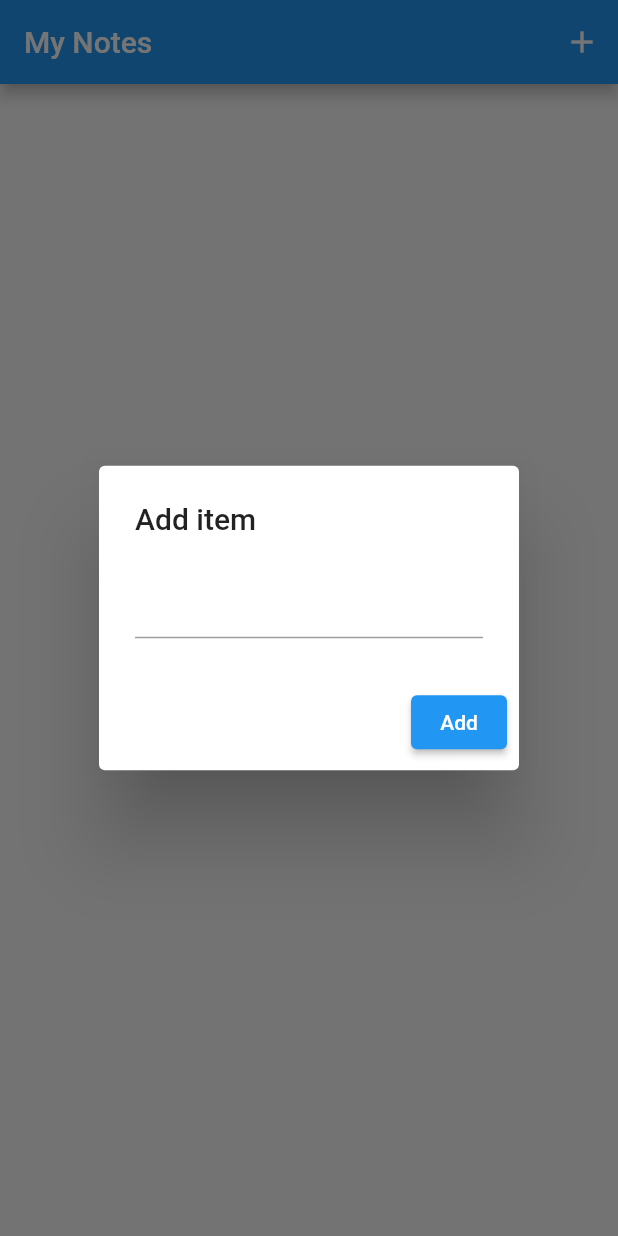
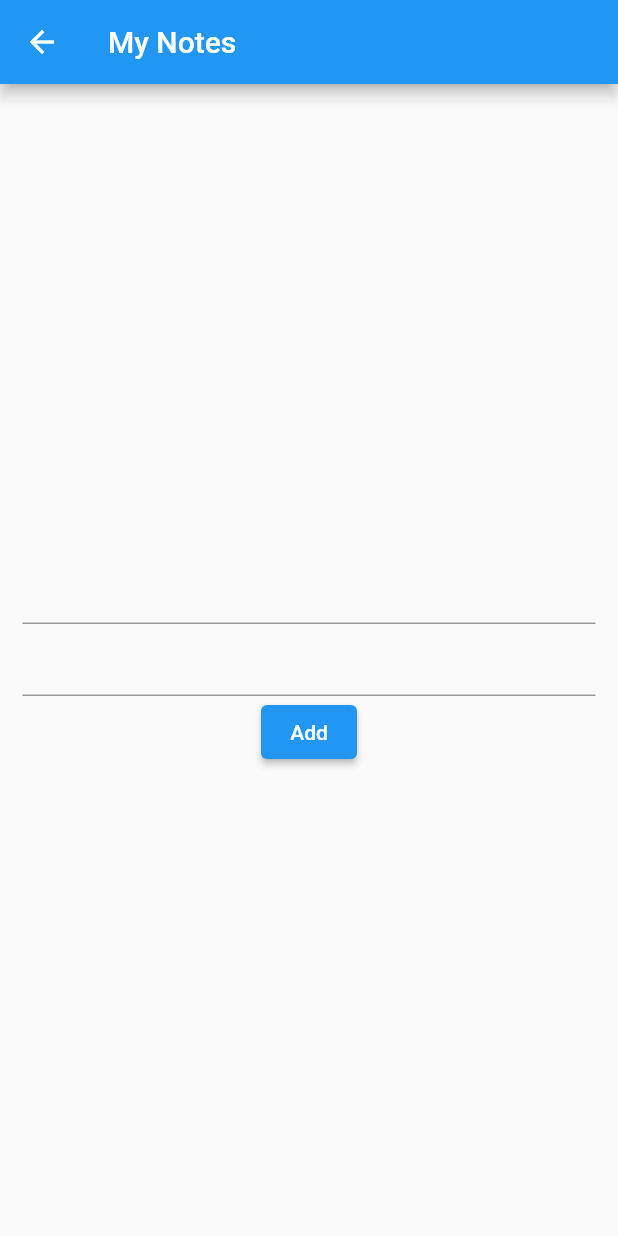
Before and after one commit to JosipTr/Flutter-MyNotes, a Flutter app: the screen it shows after launch, after a tap on the "add" icon, on a phone screen of 412 x 824 dp. Run offline on Flutter 3.47's test engine with Material 2 defaults, Android fonts, the phone set to English and light mode, and no system bars.

Commit message:
Create NoteAddScreen and set navigation routes in main.dart

```diff
--- a/lib/main.dart
+++ b/lib/main.dart
@@ -1,5 +1,6 @@
 import 'package:flutter/material.dart';
 import 'package:my_notes/models/note_list.dart';
+import 'package:my_notes/screens/note_add.dart';
 import 'package:my_notes/screens/notes.dart';
 import 'package:provider/provider.dart';
 
@@ -17,8 +18,12 @@ class MyApp extends StatelessWidget {
       providers: [
         ChangeNotifierProvider(create: (context) => NoteListModel())
       ],
-      child: const MaterialApp(
-        home: NoteScreen(),
+      child: MaterialApp(
+        initialRoute: "/",
+        routes: {
+          "/" : (context) => const NoteScreen(),
+          "/addnote" : (context) => const NoteAddScreen()
+        },
       ),
       );
   }
--- a/lib/models/note_list.dart
+++ b/lib/models/note_list.dart
@@ -2,18 +2,23 @@ import 'package:flutter/material.dart';
 
 class NoteListModel with ChangeNotifier {
   final List<Note> _notes = [];
-  final TextEditingController _controller = TextEditingController();
+  final TextEditingController _titleController = TextEditingController();
+  final TextEditingController _subtitleController = TextEditingController();
 
   int get count => _notes.length;
 
   List<Note> get notes => _notes;
 
-  TextEditingController get controller => _controller;
+  TextEditingController get titleController => _titleController;
 
-  String get controllerText => _controller.text.trim();
+  String get titleControllerText => _titleController.text.trim();
 
-  void addNote(String title) {
-    _notes.add(Note(title));
+  TextEditingController get subtitleController => _subtitleController;
+
+  String get subtitleControllerText => _subtitleController.text.trim();
+
+  void addNote(String title, String subtitle) {
+    _notes.add(Note(title, subtitle));
     notifyListeners();
   }
 
@@ -23,10 +28,12 @@ class NoteListModel with ChangeNotifier {
   }
 }
 
-class Note {
+class Note{
   final String _title;
+  final String _subtitle;
 
-  Note(this._title);
+  Note(this._title, this._subtitle);
 
   String get title => _title;
+  String get subtitle => _subtitle;
 }
--- /dev/null
+++ b/lib/screens/note_add.dart
@@ -0,0 +1,37 @@
+import 'package:flutter/material.dart';
+import 'package:my_notes/models/note_list.dart';
+import 'package:provider/provider.dart';
+
+class NoteAddScreen extends StatelessWidget {
+  const NoteAddScreen({Key? key}) : super(key: key);
+
+  @override
+  Widget build(BuildContext context) {
+    var note = context.watch<NoteListModel>();
+    return Scaffold(
+      appBar: AppBar(
+        title: const Text("My Notes"),
+      ),
+      body: Container(
+        padding: const EdgeInsets.all(15),
+        child: Column(
+          mainAxisAlignment: MainAxisAlignment.center,
+          children: [
+            TextField(
+              controller: note.titleController,
+
+              ),
+            TextField(controller: note.subtitleController,),
+            ElevatedButton(
+              onPressed: () {
+                note.addNote(note.titleControllerText, note.subtitleControllerText);
+                Navigator.pop(context);
+              } ,
+              child: const Text("Add")
+              )
+          ],
+        ),
+      ),
+    );
+  }
+}
--- a/lib/screens/notes.dart
+++ b/lib/screens/notes.dart
@@ -14,7 +14,7 @@ class NoteScreen extends StatelessWidget {
         actions: [
           IconButton(
             icon: const Icon(Icons.add),
-            onPressed: () => showAddDialog(context, note),
+            onPressed: () => Navigator.pushNamed(context, "/addnote")
             )
         ],
       ),
@@ -22,7 +22,7 @@ class NoteScreen extends StatelessWidget {
         itemCount: note.count,
         itemBuilder: (context, index) => ListTile(
           title: Text(note.notes[index].title),
-          subtitle: Text("sdfsadf\nasdfasdf\nsdafasd",maxLines: 2,),
+          subtitle: Text(note.notes[index].subtitle, maxLines: 1,),
           trailing: IconButton(
             icon: const Icon(Icons.delete),
             onPressed: () => note.deleteNote(index),
@@ -32,19 +32,3 @@ class NoteScreen extends StatelessWidget {
     );
   }
 }
-
-void showAddDialog(context, note) {
-  showDialog(
-    context: context,
-    builder: (context) => AlertDialog(
-      title: Text("Add item"),
-      content: TextField(controller: note.controller),
-      actions: [
-        ElevatedButton(
-          onPressed: () => note.addNote(note.controllerText),
-          child: Text("Add")
-          )
-      ],
-    )
-    );
-}
```
